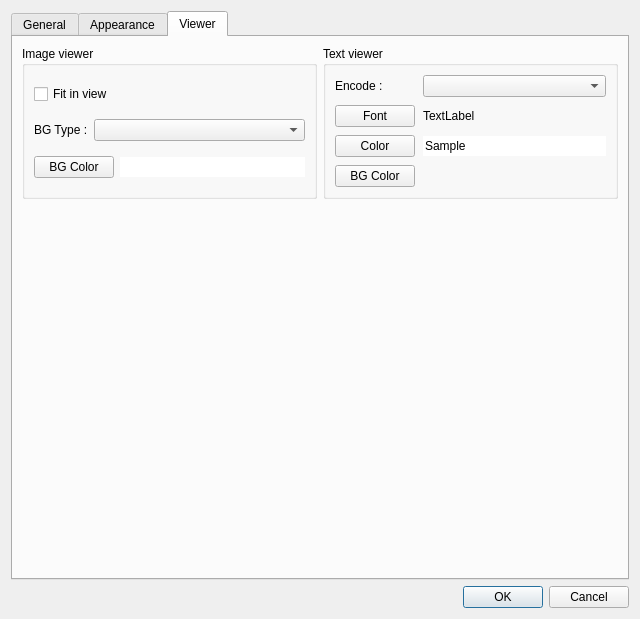
haraki/farman, file preferencesdialog.ui: the form before one commit.
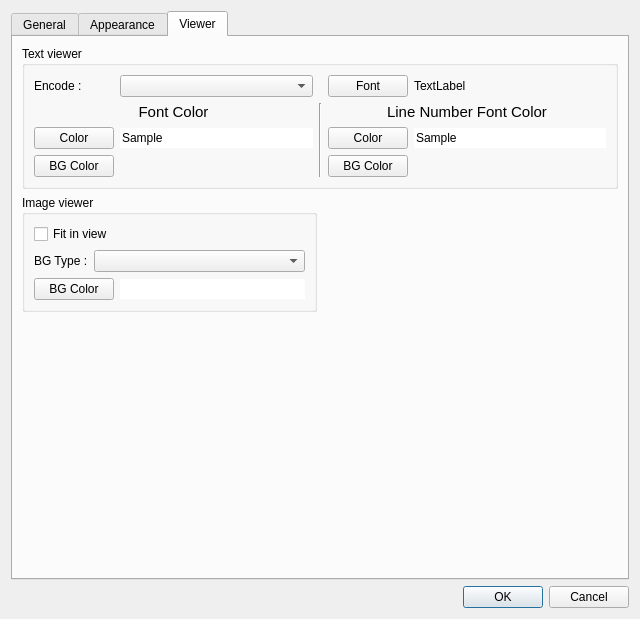
The form after the commit.

Commit message: implement option of LineNumberArea of PlainTextView.

The edit to the form file:
```diff
--- a/preferencesdialog.ui
+++ b/preferencesdialog.ui
@@ -916,74 +916,21 @@
       <attribute name="title">
        <string>Viewer</string>
       </attribute>
-      <layout class="QGridLayout" name="gridLayout_8">
-       <item row="0" column="1">
-        <widget class="QGroupBox" name="textViewerGroupBox">
-         <property name="title">
-          <string>Text viewer</string>
+      <layout class="QGridLayout" name="gridLayout_10">
+       <item row="2" column="0">
+        <spacer name="verticalSpacer">
+         <property name="orientation">
+          <enum>Qt::Vertical</enum>
          </property>
-         <layout class="QGridLayout" name="gridLayout_15">
-          <property name="spacing">
-           <number>8</number>
-          </property>
-          <item row="1" column="0">
-           <widget class="QPushButton" name="textViewerFontPushButton">
-            <property name="text">
-             <string>Font</string>
-            </property>
-           </widget>
-          </item>
-          <item row="3" column="2">
-           <widget class="QLineEdit" name="textViewerSampleLineEdit">
-            <property name="focusPolicy">
-             <enum>Qt::NoFocus</enum>
-            </property>
-            <property name="text">
-             <string>Sample</string>
-            </property>
-            <property name="frame">
-             <bool>false</bool>
-            </property>
-            <property name="readOnly">
-             <bool>true</bool>
-            </property>
-           </widget>
-          </item>
-          <item row="3" column="0">
-           <widget class="QPushButton" name="textViewerFontColorPushButton">
-            <property name="text">
-             <string>Color</string>
-            </property>
-           </widget>
-          </item>
-          <item row="4" column="0">
-           <widget class="QPushButton" name="textViewerBGColorPushButton">
-            <property name="text">
-             <string>BG Color</string>
-            </property>
-           </widget>
-          </item>
-          <item row="0" column="2">
-           <widget class="QComboBox" name="textViewerEncodeComboBox"/>
-          </item>
-          <item row="0" column="0">
-           <widget class="QLabel" name="textViewerEncodeLabel">
-            <property name="text">
-             <string>Encode :</string>
-            </property>
-           </widget>
-          </item>
-          <item row="1" column="2">
-           <widget class="QLabel" name="textViewerFontLabel">
-            <property name="text">
-             <string>TextLabel</string>
-            </property>
-           </widget>
-          </item>
-         </layout>
-        </widget>
+         <property name="sizeHint" stdset="0">
+          <size>
+           <width>20</width>
+           <height>40</height>
+          </size>
+         </property>
+        </spacer>
        </item>
-       <item row="0" column="0">
+       <item row="1" column="0">
         <widget class="QGroupBox" name="imageViewerGroupBox">
          <property name="title">
           <string>Image viewer</string>
@@ -1032,19 +979,149 @@
          </layout>
         </widget>
        </item>
-       <item row="1" column="0">
-        <spacer name="verticalSpacer">
+       <item row="1" column="1">
+        <spacer name="horizontalSpacer">
          <property name="orientation">
-          <enum>Qt::Vertical</enum>
+          <enum>Qt::Horizontal</enum>
          </property>
          <property name="sizeHint" stdset="0">
           <size>
-           <width>20</width>
-           <height>40</height>
+           <width>40</width>
+           <height>20</height>
           </size>
          </property>
         </spacer>
        </item>
+       <item row="0" column="0" colspan="2">
+        <widget class="QGroupBox" name="textViewerGroupBox">
+         <property name="title">
+          <string>Text viewer</string>
+         </property>
+         <layout class="QGridLayout" name="gridLayout_8">
+          <item row="0" column="0">
+           <widget class="QLabel" name="textViewerEncodeLabel">
+            <property name="text">
+             <string>Encode :</string>
+            </property>
+           </widget>
+          </item>
+          <item row="0" column="1">
+           <widget class="QComboBox" name="textViewerEncodeComboBox"/>
+          </item>
+          <item row="0" column="5">
+           <widget class="QLabel" name="textViewerFontLabel">
+            <property name="text">
+             <string>TextLabel</string>
+            </property>
+           </widget>
+          </item>
+          <item row="1" column="0" colspan="2">
+           <widget class="QLabel" name="textViewerFontColorLabel">
+            <property name="font">
+             <font>
+              <pointsize>11</pointsize>
+             </font>
+            </property>
+            <property name="text">
+             <string>Font Color</string>
+            </property>
+            <property name="alignment">
+             <set>Qt::AlignCenter</set>
+            </property>
+           </widget>
+          </item>
+          <item row="2" column="0">
+           <widget class="QPushButton" name="textViewerFontColorPushButton">
+            <property name="text">
+             <string>Color</string>
+            </property>
+           </widget>
+          </item>
+          <item row="2" column="1">
+           <widget class="QLineEdit" name="textViewerSampleLineEdit">
+            <property name="focusPolicy">
+             <enum>Qt::NoFocus</enum>
+            </property>
+            <property name="text">
+             <string>Sample</string>
+            </property>
+            <property name="frame">
+             <bool>false</bool>
+            </property>
+            <property name="readOnly">
+             <bool>true</bool>
+            </property>
+           </widget>
+          </item>
+          <item row="2" column="3" colspan="2">
+           <widget class="QPushButton" name="textViewerLineNumberFontColorPushButton">
+            <property name="text">
+             <string>Color</string>
+            </property>
+           </widget>
+          </item>
+          <item row="2" column="5">
+           <widget class="QLineEdit" name="textViewerLineNumberSampleLineEdit">
+            <property name="focusPolicy">
+             <enum>Qt::NoFocus</enum>
+            </property>
+            <property name="text">
+             <string>Sample</string>
+            </property>
+            <property name="frame">
+             <bool>false</bool>
+            </property>
+            <property name="readOnly">
+             <bool>true</bool>
+            </property>
+           </widget>
+          </item>
+          <item row="3" column="0">
+           <widget class="QPushButton" name="textViewerBGColorPushButton">
+            <property name="text">
+             <string>BG Color</string>
+            </property>
+           </widget>
+          </item>
+          <item row="3" column="3" colspan="2">
+           <widget class="QPushButton" name="textViewerLineNumberBGColorPushButton">
+            <property name="text">
+             <string>BG Color</string>
+            </property>
+           </widget>
+          </item>
+          <item row="1" column="3" colspan="3">
+           <widget class="QLabel" name="textViewerLineNumberFontColorLabel">
+            <property name="font">
+             <font>
+              <pointsize>11</pointsize>
+             </font>
+            </property>
+            <property name="text">
+             <string>Line Number Font Color</string>
+            </property>
+            <property name="alignment">
+             <set>Qt::AlignCenter</set>
+            </property>
+           </widget>
+          </item>
+          <item row="0" column="3" colspan="2">
+           <widget class="QPushButton" name="textViewerFontPushButton">
+            <property name="text">
+             <string>Font</string>
+            </property>
+           </widget>
+          </item>
+          <item row="1" column="2" rowspan="3">
+           <widget class="Line" name="line">
+            <property name="orientation">
+             <enum>Qt::Vertical</enum>
+            </property>
+           </widget>
+          </item>
+         </layout>
+        </widget>
+       </item>
       </layout>
      </widget>
     </widget>
```
The commit also changes 2 other files.
